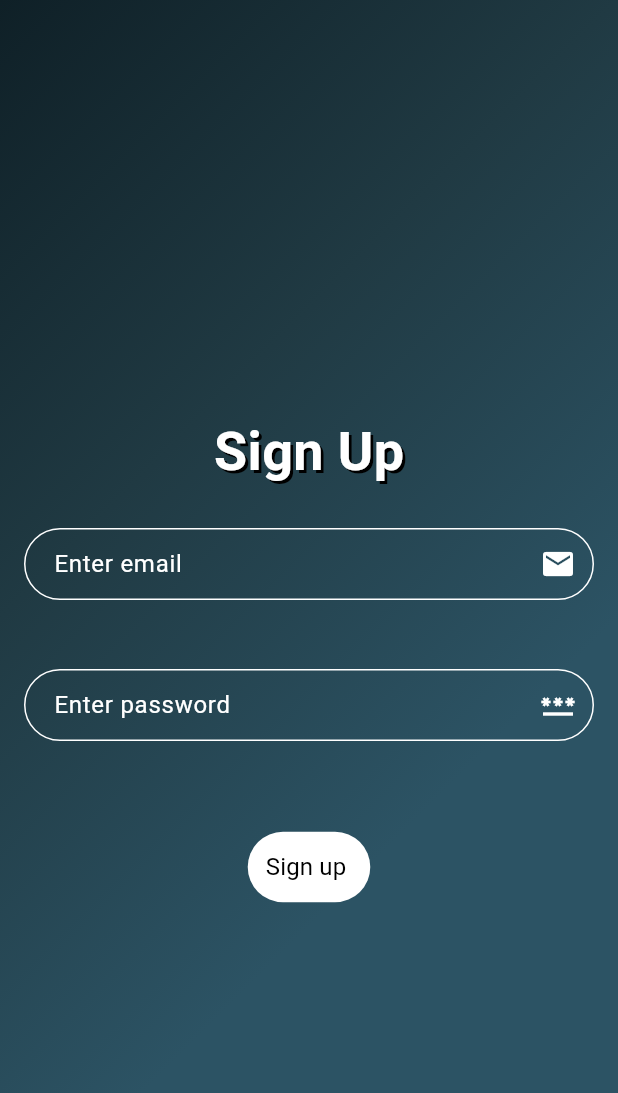
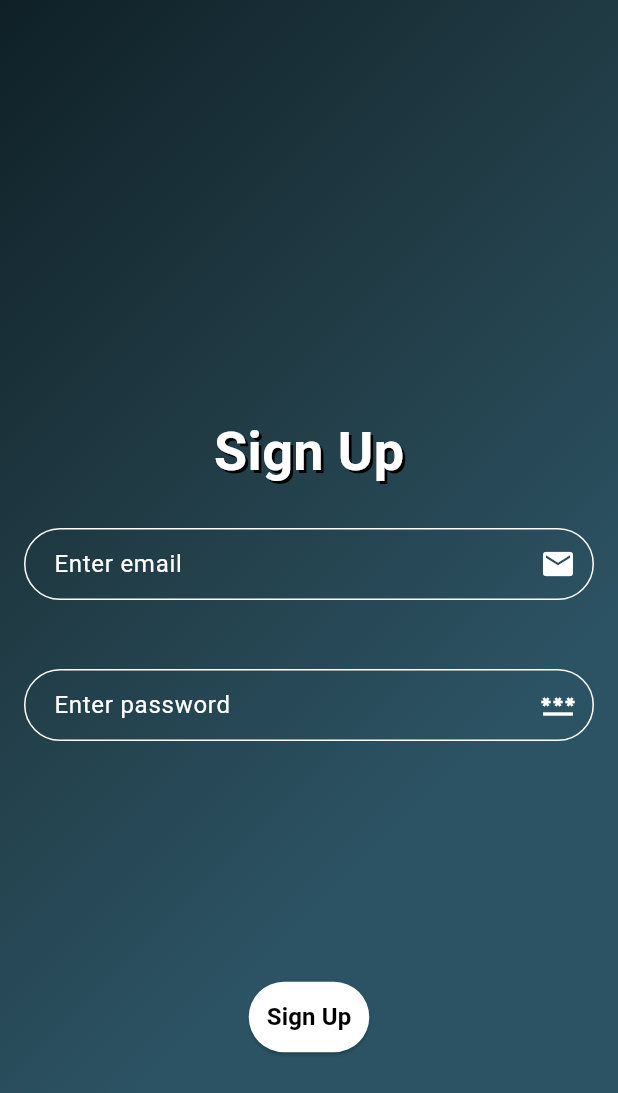
Before and after one commit to ost1ck/Resents_contents, a Flutter app: the SignUpScreen screen opened directly, on a phone screen of 412 x 824 dp. Shown: the top 1093 px of the screen. Run offline on Flutter 3.47's test engine with Material 3 defaults, Android fonts, the phone set to English and light mode, and no system bars; our stand-ins replace firebase_auth, firebase_core, font_awesome_flutter, top_snackbar_flutter; accounts and stored records are empty.

Commit message:
refactor: Auth method

```diff
--- a/lib/features/auth/data/auth_service.dart
+++ b/lib/features/auth/data/auth_service.dart
@@ -51,6 +51,10 @@ class AuthService {
         return 'Weak password';
       }
 
+      if(error.code == "invalid-email"){
+        return "Invalid email";
+      }
+
       return error.message ?? 'Registration error';
     }catch(_){
       return 'Something went wrong';
--- a/lib/features/auth/presentation/pages/sign_up_screen.dart
+++ b/lib/features/auth/presentation/screens/sign_up_screen.dart
@@ -1,8 +1,9 @@
 import 'package:flutter/material.dart';
 import 'package:recents_content/features/auth/data/auth_service.dart';
 import 'package:recents_content/features/auth/domain/validators/auth_validators.dart';
-import 'package:recents_content/features/auth/presentation/pages/sign_in_screen.dart';
+import 'package:recents_content/features/auth/presentation/screens/sign_in_screen.dart';
 import 'package:recents_content/features/auth/presentation/widgets/auth_background.dart';
+import 'package:recents_content/features/auth/presentation/widgets/auth_form_field.dart';
 import 'package:recents_content/features/auth/presentation/widgets/auth_text_field.dart';
 import 'package:recents_content/features/auth/presentation/widgets/message_background.dart';
 import 'package:top_snackbar_flutter/top_snack_bar.dart';
@@ -88,10 +89,10 @@ class _SignUpScreenState extends State<SignUpScreen> {
 
             const SizedBox(height: 40),
 
-            Padding(
-              padding: EdgeInsets.symmetric(horizontal: 100),
-              child: ElevatedButton(
-                  onPressed: _isLoading ? null : () async{
+            AuthFormField(
+              isLoading: _isLoading,
+              text: 'Sign Up',
+              onPressed: () async{
                     if(_formKey.currentState!.validate()) {
                       setState(() {
                         _isLoading = true;
@@ -138,33 +139,7 @@ class _SignUpScreenState extends State<SignUpScreen> {
                       }
                     }
                   },
-                  style: ElevatedButton.styleFrom(
-                    backgroundColor: Colors.white,
-                    foregroundColor: Colors.black,
-
-                    padding: const EdgeInsets.all(12),
-                    elevation: 0,
-                    shape: RoundedRectangleBorder(
-                      borderRadius: BorderRadius.all(Radius.circular(26))
-                    )
-                  ),
-                  child: _isLoading ?
-                      const SizedBox(
-                        width: 20,
-                        height: 20,
-                        child: CircularProgressIndicator(
-                          color: Colors.green,
-                          strokeWidth: 2,
-                        ),
-                      )
-                  : const Text(
-                    'Sign up ',
-                    style: TextStyle(
-                      fontSize: 16, fontWeight: FontWeight.w400
-                    ),
-                  )
-              )
-            ),
+              ),
           ],
         )
         )
--- /dev/null
+++ b/lib/features/auth/presentation/widgets/auth_form_field.dart
@@ -0,0 +1,49 @@
+import 'package:flutter/material.dart';
+
+class AuthFormField extends StatelessWidget {
+  final bool isLoading;
+  final String text;
+  final Future<void> Function()? onPressed;
+
+  const AuthFormField({
+    super.key,
+    required this.isLoading,
+    required this.text,
+    required this.onPressed
+  });
+
+  @override
+  Widget build(BuildContext context) {
+    return Padding(
+        padding: const EdgeInsets.only(top: 100),
+
+      child: ElevatedButton(
+          onPressed: isLoading ? null : onPressed,
+        style: ElevatedButton.styleFrom(
+          backgroundColor: Colors.white,
+          foregroundColor: Colors.black,
+          padding: const EdgeInsets.all(12),
+          shape: RoundedRectangleBorder(
+            borderRadius: BorderRadius.circular(26)
+          ),
+        ),
+        child: isLoading
+          ?  const SizedBox(
+          width: 10,
+          height: 10,
+          child: CircularProgressIndicator(
+            color: Colors.green,
+            strokeWidth: 2,
+          ),
+        )
+            : Text(
+          text,
+          style: const TextStyle(
+            fontSize: 16,
+            fontWeight: FontWeight.w600
+          ),
+        )
+      ),
+    );
+  }
+}
--- a/lib/main.dart
+++ b/lib/main.dart
@@ -1,6 +1,5 @@
 import 'package:flutter/material.dart';
-import 'package:recents_content/features/auth/presentation/pages/sign_in_screen.dart';
-import 'package:recents_content/features/auth/presentation/pages/sign_up_screen.dart';
+import 'package:recents_content/features/auth/presentation/screens/sign_in_screen.dart';
 import 'firebase_options.dart';
 import 'package:firebase_core/firebase_core.dart';
 
```
Also changed, not shown: lib/features/auth/domain/validators/auth_validators.dart (+10 -0 lines), lib/features/auth/presentation/screens/sign_in_screen.dart (renamed from lib/features/auth/presentation/pages/sign_in_screen.dart, +6 -31 lines).
